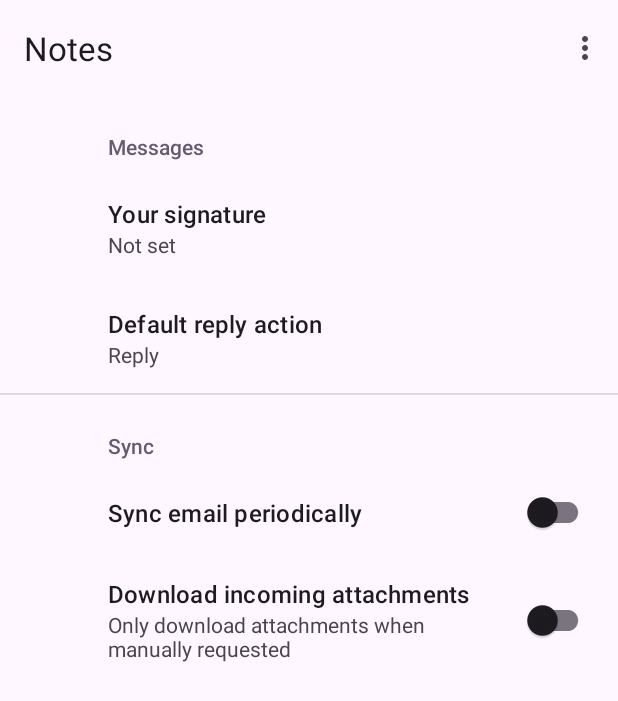
After one commit to labmember003/Notes-App, an Android app: the SettingsFragment screen opened through its navigation route, on a phone screen of 412 x 824 dp. The commit adds this screen. Shown: the top 701 px of the screen. Run offline under Robolectric (Android 15) with nearby library versions, the phone set to English and light mode, and no system bars; our stand-ins replace Dagger/Hilt's generated code, androidx.preference, navigation-ui.

Commit message:
added settings fragment and navigation to it

```diff
--- a/app/build.gradle
+++ b/app/build.gradle
@@ -52,6 +52,7 @@ dependencies {
     implementation 'androidx.constraintlayout:constraintlayout:2.1.4'
     implementation 'androidx.navigation:navigation-fragment-ktx:2.5.3'
     implementation 'androidx.navigation:navigation-ui-ktx:2.5.3'
+    implementation 'androidx.preference:preference:1.2.0'
     testImplementation 'junit:junit:4.13.2'
     androidTestImplementation 'androidx.test.ext:junit:1.1.5'
     androidTestImplementation 'androidx.test.espresso:espresso-core:3.5.1'
--- /dev/null
+++ b/app/src/main/java/com/falcon/notesapp/SettingsFragment.kt
@@ -0,0 +1,11 @@
+package com.falcon.notesapp
+
+import android.os.Bundle
+import androidx.preference.PreferenceFragmentCompat
+
+class SettingsFragment : PreferenceFragmentCompat() {
+
+    override fun onCreatePreferences(savedInstanceState: Bundle?, rootKey: String?) {
+        setPreferencesFromResource(R.xml.root_preferences, rootKey)
+    }
+}
--- a/app/src/main/res/layout/fragment_note.xml
+++ b/app/src/main/res/layout/fragment_note.xml
@@ -88,7 +88,7 @@
             android:scrollbars="vertical"
             android:inputType="textMultiLine"
             android:textSize="16sp"
-            android:lines="10"
+            android:lines="100"
             />
 
     </com.google.android.material.textfield.TextInputLayout>
--- a/app/src/main/res/navigation/nav_graph.xml
+++ b/app/src/main/res/navigation/nav_graph.xml
@@ -51,6 +51,9 @@
             app:destination="@id/noteFragment"
             app:enterAnim="@anim/nav_default_enter_anim"
             app:exitAnim="@anim/nav_default_exit_anim" />
+        <action
+            android:id="@+id/action_mainFragment_to_settingsFragment2"
+            app:destination="@id/settingsFragment2" />
     </fragment>
     <fragment
         android:id="@+id/noteFragment"
@@ -76,4 +79,8 @@
             app:popUpTo="@id/firstFragment"
             app:popUpToInclusive="true" />
     </fragment>
+    <fragment
+        android:id="@+id/settingsFragment2"
+        android:name="com.falcon.notesapp.SettingsFragment"
+        android:label="SettingsFragment" />
 </navigation>
--- /dev/null
+++ b/app/src/main/res/values/arrays.xml
@@ -0,0 +1,12 @@
+<resources>
+    <!-- Reply Preference -->
+    <string-array name="reply_entries">
+        <item>Reply</item>
+        <item>Reply to all</item>
+    </string-array>
+
+    <string-array name="reply_values">
+        <item>reply</item>
+        <item>reply_all</item>
+    </string-array>
+</resources>
--- a/app/src/main/res/values/strings.xml
+++ b/app/src/main/res/values/strings.xml
@@ -14,4 +14,18 @@
     </string>
     <!-- TODO: Remove or change this placeholder text -->
     <string name="hello_blank_fragment">Hello blank fragment</string>
+    <!-- Preference Titles -->
+    <string name="messages_header">Messages</string>
+    <string name="sync_header">Sync</string>
+
+    <!-- Messages Preferences -->
+    <string name="signature_title">Your signature</string>
+    <string name="reply_title">Default reply action</string>
+
+    <!-- Sync Preferences -->
+    <string name="sync_title">Sync email periodically</string>
+    <string name="attachment_title">Download incoming attachments</string>
+    <string name="attachment_summary_on">Automatically download attachments for incoming emails
+    </string>
+    <string name="attachment_summary_off">Only download attachments when manually requested</string>
 </resources>
--- /dev/null
+++ b/app/src/main/res/xml/root_preferences.xml
@@ -0,0 +1,35 @@
+<PreferenceScreen xmlns:app="http://schemas.android.com/apk/res-auto">
+
+    <PreferenceCategory app:title="@string/messages_header">
+
+        <EditTextPreference
+            app:key="signature"
+            app:title="@string/signature_title"
+            app:useSimpleSummaryProvider="true" />
+
+        <ListPreference
+            app:defaultValue="reply"
+            app:entries="@array/reply_entries"
+            app:entryValues="@array/reply_values"
+            app:key="reply"
+            app:title="@string/reply_title"
+            app:useSimpleSummaryProvider="true" />
+
+    </PreferenceCategory>
+
+    <PreferenceCategory app:title="@string/sync_header">
+
+        <SwitchPreferenceCompat
+            app:key="sync"
+            app:title="@string/sync_title" />
+
+        <SwitchPreferenceCompat
+            app:dependency="sync"
+            app:key="attachment"
+            app:summaryOff="@string/attachment_summary_off"
+            app:summaryOn="@string/attachment_summary_on"
+            app:title="@string/attachment_title" />
+
+    </PreferenceCategory>
+
+</PreferenceScreen>
```
Also changed, not shown: app/src/main/java/com/falcon/notesapp/MainActivity.kt (+10 -3 lines), app/src/main/res/layout/fragment_main.xml (+1 -15 lines).
